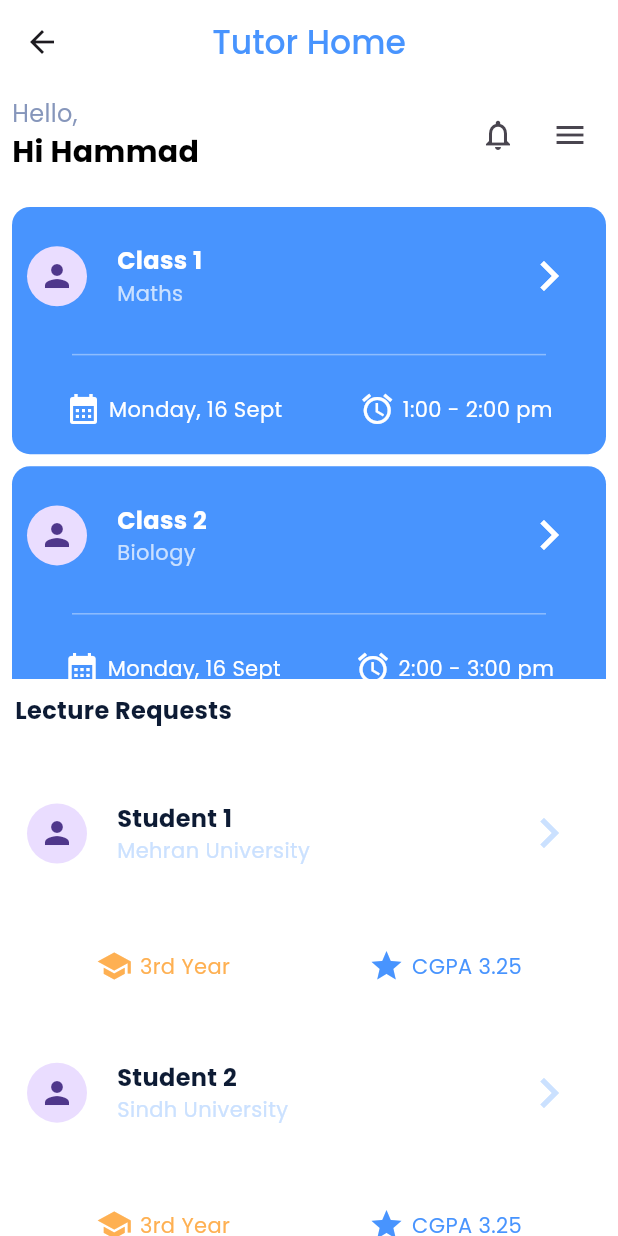
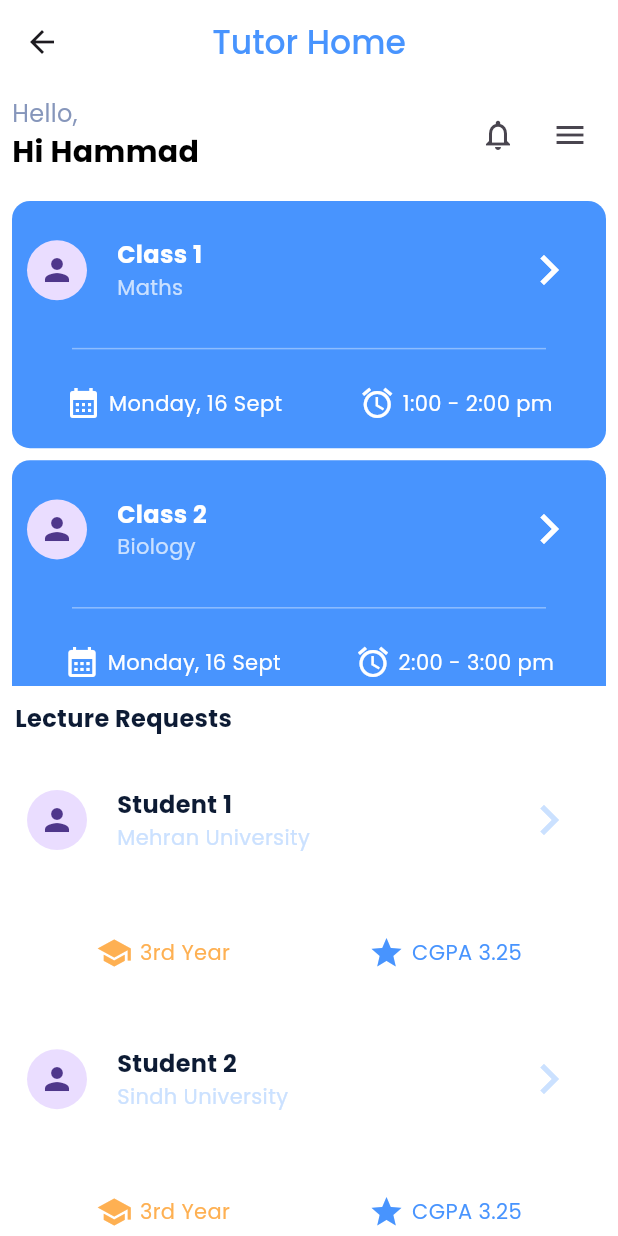
Before and after one commit to hammadak03/TutorMatchup-App, a Flutter app: the TutorHomeScreen screen opened by its route, on a phone screen of 412 x 824 dp. Run offline on Flutter 3.47's test engine with Material 3 defaults, Android fonts, the light colour scheme and no system bars; our stand-ins replace cloud_firestore, dropdown_search, file_picker, firebase_auth, firebase_core, firebase_storage and 2 more; accounts and stored records are empty.

```diff
--- a/lib/views/home/tutor_home_screen.dart
+++ b/lib/views/home/tutor_home_screen.dart
@@ -6,15 +6,14 @@ import 'package:tutor_matchup/widgets/lecture_request_card.dart';
 import 'package:tutor_matchup/widgets/upcomming_lecture_card.dart';
 
 class TutorHomeScreen extends StatefulWidget {
-  const TutorHomeScreen({super.key});
+  const TutorHomeScreen({Key? key}) : super(key: key);
 
   @override
-  // ignore: library_private_types_in_public_api
   _TutorHomeScreenState createState() => _TutorHomeScreenState();
 }
 
 class _TutorHomeScreenState extends State<TutorHomeScreen> {
-  double upcomingClasses = 0.5; // Default height factor for upcoming tutors
+  final double upcomingClassesRatio = 0.5; // Adjust the ratio as needed
 
   @override
   Widget build(BuildContext context) {
@@ -28,12 +27,41 @@ class _TutorHomeScreenState extends State<TutorHomeScreen> {
           fontWeight: FontWeight.w500,
         ),
         backgroundColor: whiteColor,
+        elevation: 0,
       ),
       body: SafeArea(
         child: Column(
+          crossAxisAlignment: CrossAxisAlignment.start,
           children: [
-            Padding(
-              padding: const EdgeInsets.all(8.0),
+            _buildHeader(context),
+            const SizedBox(height: 10),
+            Expanded(
+              flex: (upcomingClassesRatio * 100).toInt(),
+              child: _buildUpcomingLectures(),
+            ),
+            const Padding(
+              padding: EdgeInsets.symmetric(horizontal: 10.0, vertical: 10.0),
+              child: CustomTextWidget(
+                text: 'Lecture Requests',
+                fontWeight: FontWeight.w700,
+                textColor: midnightBlueColor,
+                fontSize: 16,
+              ),
+            ),
+            Expanded(
+              flex: (100 - (upcomingClassesRatio * 100)).toInt(),
+              child: _buildLectureRequests(),
+            ),
+          ],
+        ),
+      ),
+    );
+  }
+
+  // Header Section
+  Widget _buildHeader(BuildContext context) {
+    return Padding(
+      padding: const EdgeInsets.symmetric(horizontal: 8.0, vertical: 8.0),
       child: Row(
         mainAxisAlignment: MainAxisAlignment.spaceBetween,
         children: [
@@ -54,117 +82,56 @@ class _TutorHomeScreenState extends State<TutorHomeScreen> {
             ],
           ),
           Row(
-                    mainAxisAlignment: MainAxisAlignment.end,
             children: [
               IconButton(
-                        onPressed: () {},
+                onPressed: () {}, // Add notification logic
                 icon: const Icon(Icons.notifications_outlined),
               ),
               IconButton(
-                        onPressed: () {},
+                onPressed: () {}, // Add menu logic
                 icon: const Icon(Icons.menu),
               ),
             ],
           ),
         ],
       ),
-            ), //appba4/intro
-            const SizedBox(height: 10),
-            // Upcoming Tutors ListView
-            Expanded(
-              flex: (upcomingClasses * 100)
-                  .toInt(), // Dynamically adjust based on panel slide
-              child: ListView.builder(
+    );
+  }
+
+  // Upcoming Lectures Section
+  Widget _buildUpcomingLectures() {
+    return ListView.separated(
       itemCount: 4,
-                shrinkWrap: true,
+      padding: const EdgeInsets.symmetric(horizontal: 8.0),
+      separatorBuilder: (context, index) => const SizedBox(height: 8.0),
       itemBuilder: (context, index) {
-                  return Padding(
-                    padding: const EdgeInsets.symmetric(
-                        horizontal: 8.0, vertical: 4.0),
-                    child: UpcommingLectureCard(
+        return UpcommingLectureCard(
           onTap: () {
-                        //TODO: Pass class session data as arguements to class session screen.
             Navigator.pushNamed(context, Routes.classSession);
           },
           name: 'Class ${index + 1}',
           availableDays: 'Monday, 16 Sept',
           availableTime: '${index + 1}:00 - ${index + 2}:00 pm',
-                      subjects: (index % 2 == 0) ? 'Maths' : 'Biology',
-                    ),
+          subjects: index.isEven ? 'Maths' : 'Biology',
         );
       },
-              ),
-            ),
-            const SizedBox(height: 10),
+    );
+  }
 
-            const Align(
-              alignment: Alignment.centerLeft,
-              child: Padding(
-                padding: EdgeInsets.only(left: 10.0),
-                child: CustomTextWidget(
-                  text: 'Lecture Requests',
-                  fontWeight: FontWeight.w700,
-                  textColor: midnightBlueColor,
-                  fontSize: 16,
-                ),
-              ),
-            ),
-            const SizedBox(height: 20),
-            // Near Tutors ListView
-            Expanded(
-              flex: (100 - (upcomingClasses * 100))
-                  .toInt(), // Reverse of Upcoming Tutors
-              child: ListView.builder(
+  // Lecture Requests Section
+  Widget _buildLectureRequests() {
+    return ListView.separated(
       itemCount: 6,
+      padding: const EdgeInsets.symmetric(horizontal: 8.0),
+      separatorBuilder: (context, index) => const SizedBox(height: 8.0),
       itemBuilder: (context, index) {
-                  return Padding(
-                    padding: const EdgeInsets.symmetric(
-                        horizontal: 8.0, vertical: 4.0),
-                    child: LectureRequestCard(
+        return LectureRequestCard(
           name: 'Student ${index + 1}',
           year: '3rd Year',
           grade: 'CGPA 3.25',
-                      institute: index % 2 == 0
-                          ? 'Mehran University'
-                          : 'Sindh University',
-                    ),
+          institute: index.isEven ? 'Mehran University' : 'Sindh University',
         );
       },
-              ),
-            ),
-          ],
-        ),
-      ),
     );
   }
 }
-
-class QuickAccessButton extends StatelessWidget {
-  final Icon icon;
-  final String text;
-  final VoidCallback onPressed;
-
-  const QuickAccessButton({
-    required this.icon,
-    required this.text,
-    required this.onPressed,
-    super.key,
-  });
-
-  @override
-  Widget build(BuildContext context) {
-    return Column(
-      children: [
-        IconButton(
-          icon: icon,
-          onPressed: onPressed,
-        ),
-        CustomTextWidget(
-          text: text,
-          textColor: blackColor,
-          fontSize: 14,
-        ),
-      ],
-    );
-  }
-}
--- a/pubspec.yaml
+++ b/pubspec.yaml
@@ -39,6 +39,9 @@ flutter:
     - assets/images/google_logo.png
     - assets/subjects.json
     - assets/TermsAndServices.json
+    - assets/pakistan_provinces.json
+    - assets/pakistan_cities.json
+    - assets/pakistan_regions.json
 
   fonts:
     - family: Poppins
```
Also changed, not shown: assets/pakistan_regions.json (+68 -6 lines), lib/views/auth/login_screen.dart (+15 -15 lines), lib/views/auth/student_registration_screen.dart (+17 -4 lines), lib/views/auth/tutor_address_screen.dart (+50 -168 lines). Lines whose indentation alone changed are shown as unchanged.
